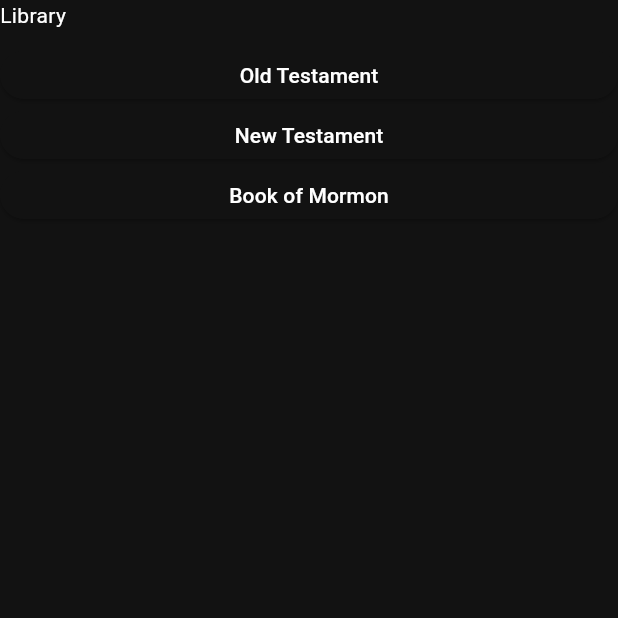
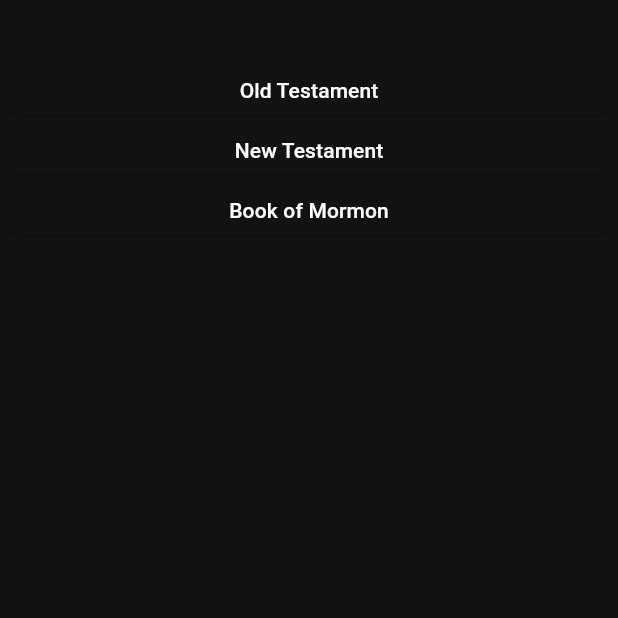
Before and after one commit to KyleFin/wear-bible-ereader, a Flutter app: the BookshelfPage screen opened directly, on a phone screen of 412 x 824 dp, the top half of it. Run offline on Flutter 3.47's test engine with Material 2 defaults, Android fonts, the phone set to English and light mode, and no system bars; our stand-ins replace bloc, equatable, file_picker, flutter_bloc, rxdart; missing offline and left inert: epub_view, flow_builder, flutter_wear_os_connectivity; generated files the repository leaves out were written again.

Commit message:
Vertical padding at top and bottom of table of contents

```diff
--- a/wear_os_bible_ereader/lib/bookshelf/view/bookshelf_page.dart
+++ b/wear_os_bible_ereader/lib/bookshelf/view/bookshelf_page.dart
@@ -3,6 +3,8 @@ import 'package:flutter/material.dart';
 import 'package:flutter_bloc/flutter_bloc.dart';
 import 'package:wear_os_bible_ereader/bookshelf/bookshelf.dart';
 import 'package:wear_os_bible_ereader/l10n/l10n.dart';
+
+const verticalSpacer = SizedBox(height: 30);
 
 class BookshelfPage extends StatelessWidget {
   const BookshelfPage({super.key});
@@ -25,13 +27,15 @@ class BookshelfPage extends StatelessWidget {
           return ListView(
             // mainAxisAlignment: MainAxisAlignment.center,
             children: [
-              Text(l10n.libraryAppBarTitle),
+              verticalSpacer,
+              // Text(l10n.libraryAppBarTitle),
               const SizedBox(height: 10),
               for (final t in [...titleToFilename.keys, ...snapshot.data!])
                 ElevatedButton(
                   onPressed: () => cubit.openBook(t),
                   child: Text(t),
                 ),
+              verticalSpacer,
             ],
           );
         },
```
Also changed, not shown: wear_os_bible_ereader/lib/app/view/app.dart (+31 -4 lines).
